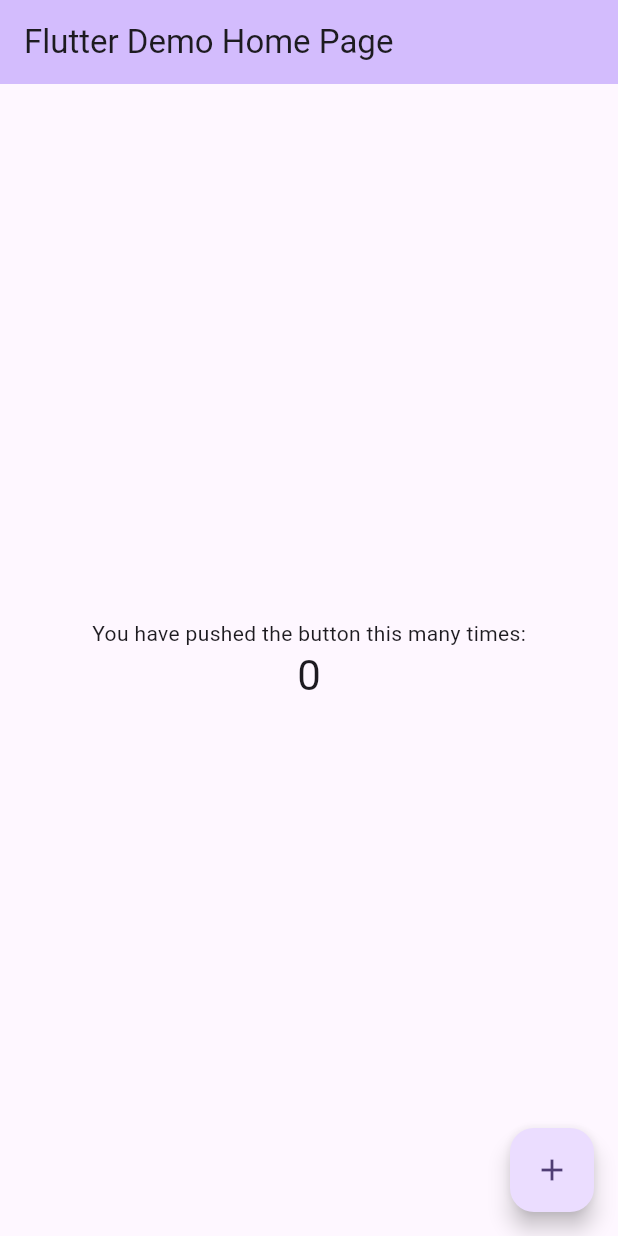
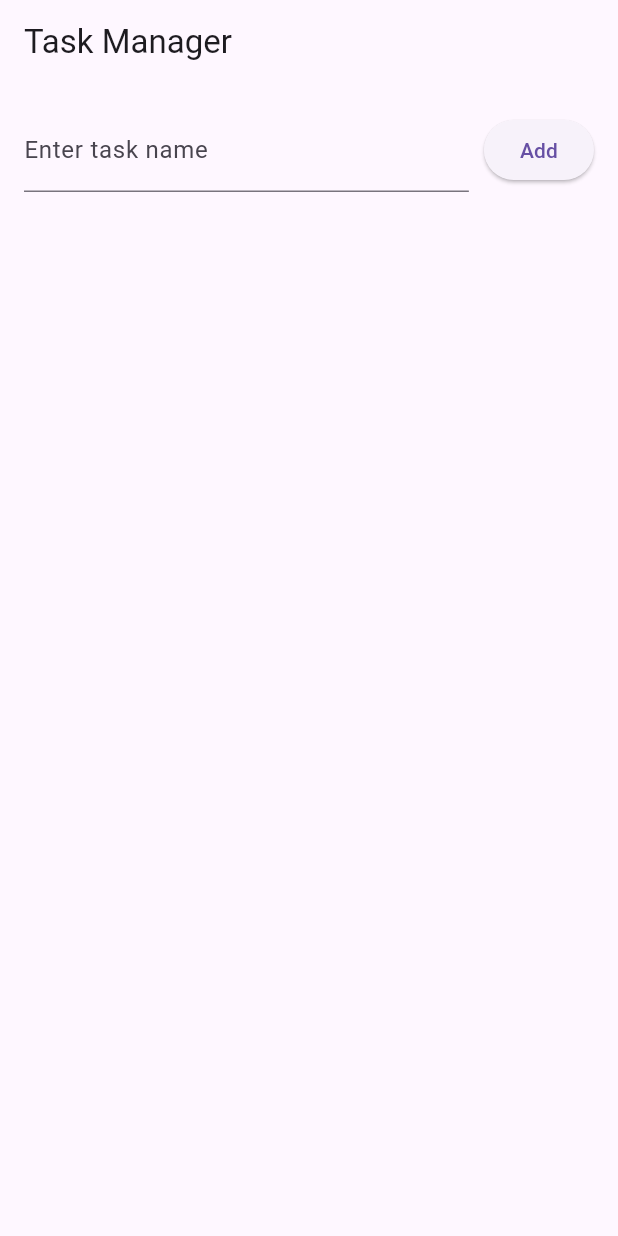
Before and after one commit to frastydragon/Recipe, a Flutter app: the screen it shows after launch, on a phone screen of 412 x 824 dp. Run offline on Flutter 3.47's test engine with Material 3 defaults, Android fonts, the phone set to English and light mode, and no system bars.

Commit message:
finished checking code

```diff
--- a/tasklist/lib/main.dart
+++ b/tasklist/lib/main.dart
@@ -1,125 +1,119 @@
 import 'package:flutter/material.dart';
 
 void main() {
-  runApp(const MyApp());
+  runApp(MyApp());
 }
 
 class MyApp extends StatelessWidget {
-  const MyApp({super.key});
-
-  // This widget is the root of your application.
   @override
   Widget build(BuildContext context) {
     return MaterialApp(
-      title: 'Flutter Demo',
-      theme: ThemeData(
-        // This is the theme of your application.
-        //
-        // TRY THIS: Try running your application with "flutter run". You'll see
-        // the application has a purple toolbar. Then, without quitting the app,
-        // try changing the seedColor in the colorScheme below to Colors.green
-        // and then invoke "hot reload" (save your changes or press the "hot
-        // reload" button in a Flutter-supported IDE, or press "r" if you used
-        // the command line to start the app).
-        //
-        // Notice that the counter didn't reset back to zero; the application
-        // state is not lost during the reload. To reset the state, use hot
-        // restart instead.
-        //
-        // This works for code too, not just values: Most code changes can be
-        // tested with just a hot reload.
-        colorScheme: ColorScheme.fromSeed(seedColor: Colors.deepPurple),
-        useMaterial3: true,
-      ),
-      home: const MyHomePage(title: 'Flutter Demo Home Page'),
+      home: TaskListScreen(),
     );
   }
 }
 
-class MyHomePage extends StatefulWidget {
-  const MyHomePage({super.key, required this.title});
+class Task {
+  String name;
+  bool isCompleted;
 
-  // This widget is the home page of your application. It is stateful, meaning
-  // that it has a State object (defined below) that contains fields that affect
-  // how it looks.
-
-  // This class is the configuration for the state. It holds the values (in this
-  // case the title) provided by the parent (in this case the App widget) and
-  // used by the build method of the State. Fields in a Widget subclass are
-  // always marked "final".
-
-  final String title;
-
-  @override
-  State<MyHomePage> createState() => _MyHomePageState();
+  Task({required this.name, this.isCompleted = false, });
 }
 
-class _MyHomePageState extends State<MyHomePage> {
-  int _counter = 0;
+class TaskListScreen extends StatefulWidget {
+  @override
+  _TaskListScreenState createState() => _TaskListScreenState();
+}
 
-  void _incrementCounter() {
+class _TaskListScreenState extends State<TaskListScreen> {
+  List<Task> tasks = [];
+  final TextEditingController taskController = TextEditingController();
+
+  void addTask() {
     setState(() {
-      // This call to setState tells the Flutter framework that something has
-      // changed in this State, which causes it to rerun the build method below
-      // so that the display can reflect the updated values. If we changed
-      // _counter without calling setState(), then the build method would not be
-      // called again, and so nothing would appear to happen.
-      _counter++;
+      if (taskController.text.isNotEmpty) {
+        tasks.add(Task(name: taskController.text));
+        taskController.clear();
+      }
     });
   }
 
+  void removeTask(int index) {
+    setState(() {
+      tasks.removeAt(index);
+    });
+  }
+
+  void toggleTaskCompletion(int index) {
+    setState(() {
+      tasks[index].isCompleted = !tasks[index].isCompleted;
+    });
+  }
+
+
   @override
   Widget build(BuildContext context) {
-    // This method is rerun every time setState is called, for instance as done
-    // by the _incrementCounter method above.
-    //
-    // The Flutter framework has been optimized to make rerunning build methods
-    // fast, so that you can just rebuild anything that needs updating rather
-    // than having to individually change instances of widgets.
     return Scaffold(
       appBar: AppBar(
-        // TRY THIS: Try changing the color here to a specific color (to
-        // Colors.amber, perhaps?) and trigger a hot reload to see the AppBar
-        // change color while the other colors stay the same.
-        backgroundColor: Theme.of(context).colorScheme.inversePrimary,
-        // Here we take the value from the MyHomePage object that was created by
-        // the App.build method, and use it to set our appbar title.
-        title: Text(widget.title),
+        title: Text('Task Manager'),
       ),
-      body: Center(
-        // Center is a layout widget. It takes a single child and positions it
-        // in the middle of the parent.
+      body: Padding(
+        padding: const EdgeInsets.all(16.0),
         child: Column(
-          // Column is also a layout widget. It takes a list of children and
-          // arranges them vertically. By default, it sizes itself to fit its
-          // children horizontally, and tries to be as tall as its parent.
-          //
-          // Column has various properties to control how it sizes itself and
-          // how it positions its children. Here we use mainAxisAlignment to
-          // center the children vertically; the main axis here is the vertical
-          // axis because Columns are vertical (the cross axis would be
-          // horizontal).
-          //
-          // TRY THIS: Invoke "debug painting" (choose the "Toggle Debug Paint"
-          // action in the IDE, or press "p" in the console), to see the
-          // wireframe for each widget.
-          mainAxisAlignment: MainAxisAlignment.center,
-          children: <Widget>[
-            const Text(
-              'You have pushed the button this many times:',
+          children: [
+            Row(
+              children: [
+                Expanded(
+                  child: TextField(
+                    controller: taskController,
+                    decoration: InputDecoration(labelText: 'Enter task name'),
+                  ),
+                ),
+
+                SizedBox(width: 10),
+
+                ElevatedButton(
+                  onPressed: () {
+                    addTask();
+
+                  },
+                  child: Text('Add'),
+                ),
+              ],
             ),
-            Text(
-              '$_counter',
-              style: Theme.of(context).textTheme.headlineMedium,
+
+            Expanded(
+              child: ListView.builder(
+                itemCount: tasks.length,
+                itemBuilder: (context, index) {
+                  final task = tasks[index];
+                  return ListTile(
+                    leading: Checkbox(
+                      value: task.isCompleted,
+                      onChanged: (value) {
+                        toggleTaskCompletion(index);
+                      },
+                    ),
+
+                    title: Text(
+                      task.name,
+                      style: TextStyle(
+                          decoration: task.isCompleted
+                              ? TextDecoration.lineThrough
+                              : TextDecoration.none),
+                    ),
+
+                    trailing: IconButton(
+                      icon: Icon(Icons.delete),
+                      onPressed: () => removeTask(index),
+                    ),
+                  );
+                },
+              ),
             ),
           ],
         ),
       ),
-      floatingActionButton: FloatingActionButton(
-        onPressed: _incrementCounter,
-        tooltip: 'Increment',
-        child: const Icon(Icons.add),
-      ), // This trailing comma makes auto-formatting nicer for build methods.
     );
   }
 }
```
